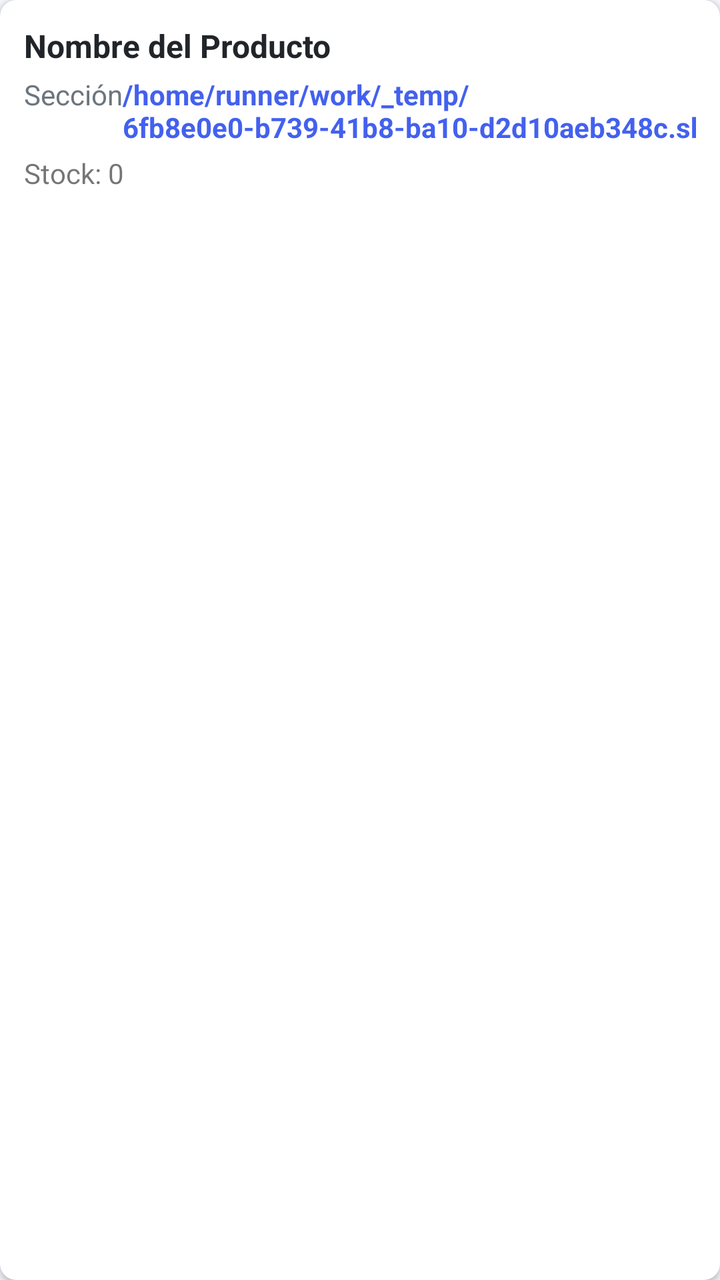
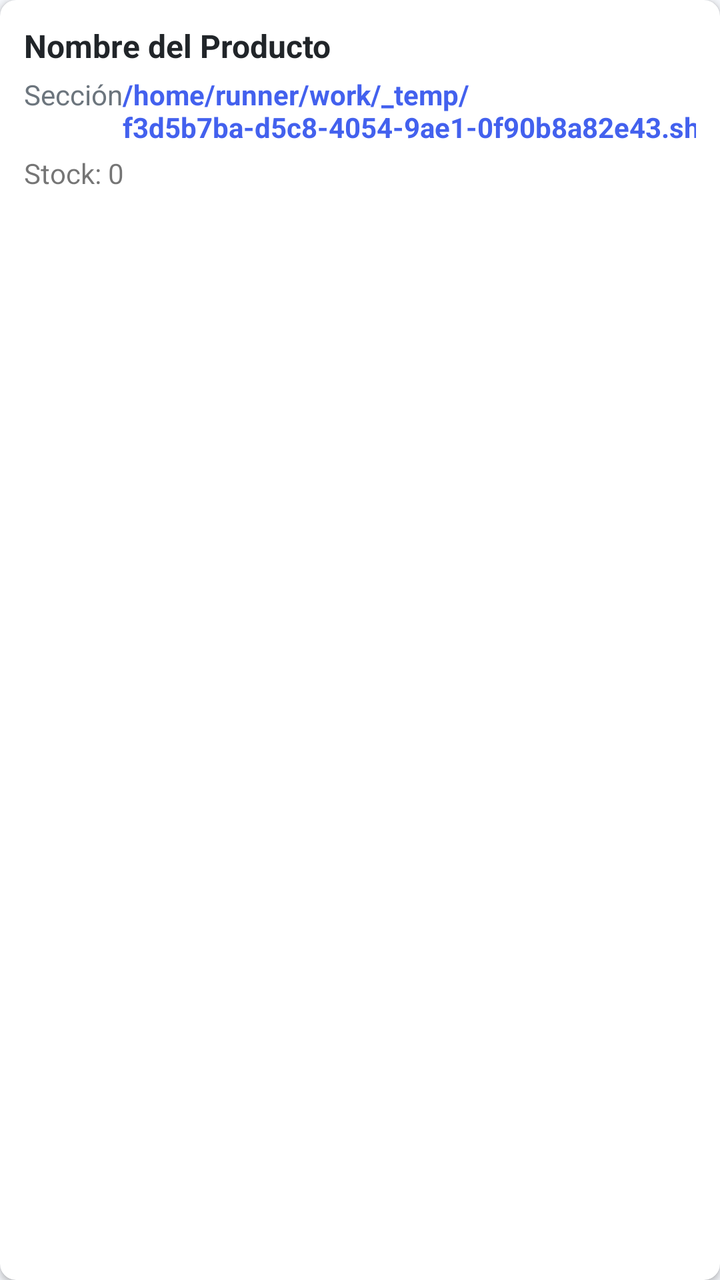

Screens rendered from an Android XML layout before and after an edit, with the pre-edit source and the edit as a unified diff.
<!-- AndroidManifest.xml: application theme Theme.OmniVentas -->
<!-- res/layout/item_producto.xml -->
<?xml version="1.0" encoding="utf-8"?>
<androidx.cardview.widget.CardView xmlns:android="http://schemas.android.com/apk/res/android"
    xmlns:app="http://schemas.android.com/apk/res-auto"
    android:layout_width="match_parent"
    android:layout_height="wrap_content"
    android:layout_marginBottom="8dp"
    app:cardCornerRadius="8dp"
    app:cardElevation="2dp">
    <LinearLayout
        android:layout_width="match_parent"
        android:layout_height="wrap_content"
        android:orientation="vertical"
        android:padding="12dp">
        <TextView
            android:id="@+id/tv_nombre"
            android:layout_width="match_parent"
            android:layout_height="wrap_content"
            android:text="Nombre del Producto"
            android:textSize="16sp"
            android:textStyle="bold"
            android:textColor="@color/dark" />
        <LinearLayout
            android:layout_width="match_parent"
            android:layout_height="wrap_content"
            android:orientation="horizontal"
            android:layout_marginTop="4dp">
            <TextView
                android:id="@+id/tv_seccion"
                android:layout_width="0dp"
                android:layout_height="wrap_content"
                android:layout_weight="1"
                android:text="Sección"
                android:textSize="14sp"
                android:textColor="@color/gray" />
            <TextView
                android:id="@+id/tv_precio"
                android:layout_width="wrap_content"
                android:layout_height="wrap_content"
                android:text="/home/runner/work/_temp/6fb8e0e0-b739-41b8-ba10-d2d10aeb348c.sh.00"
                android:textSize="14sp"
                android:textColor="@color/primary"
                android:textStyle="bold" />
        </LinearLayout>
        <TextView
            android:id="@+id/tv_stock"
            android:layout_width="wrap_content"
            android:layout_height="wrap_content"
            android:text="Stock: 0"
            android:textSize="14sp"
            android:layout_marginTop="4dp" />
    </LinearLayout>
</androidx.cardview.widget.CardView>
<!-- resources referenced by this layout -->
<resources>
  <color name="dark">#212529</color>
  <color name="gray">#6C757D</color>
  <color name="primary">#4361EE</color>
  <style name="Theme.OmniVentas" parent="Theme.MaterialComponents.DayNight.NoActionBar">
          <item name="colorPrimary">@color/primary</item>
          <item name="colorPrimaryVariant">@color/primary_dark</item>
          <item name="colorOnPrimary">@color/white</item>
          <item name="colorSecondary">@color/secondary</item>
          <item name="colorOnSecondary">@color/white</item>
          <item name="android:statusBarColor">@color/primary</item>
          <item name="android:windowBackground">@color/light_gray</item>
      </style>
  <color name="primary_dark">#3A56D4</color>
  <color name="white">#FFFFFF</color>
  <color name="secondary">#3F37C9</color>
  <color name="light_gray">#F5F7FB</color>
</resources>

<!-- the commit's change to res/layout/item_producto.xml (unified diff, before → after) -->
@@ -36,7 +36,7 @@
                 android:id="@+id/tv_precio"
                 android:layout_width="wrap_content"
                 android:layout_height="wrap_content"
-                android:text="/home/runner/work/_temp/6fb8e0e0-b739-41b8-ba10-d2d10aeb348c.sh.00"
+                android:text="/home/runner/work/_temp/f3d5b7ba-d5c8-4054-9ae1-0f90b8a82e43.sh.00"
                 android:textSize="14sp"
                 android:textColor="@color/primary"
                 android:textStyle="bold" />
